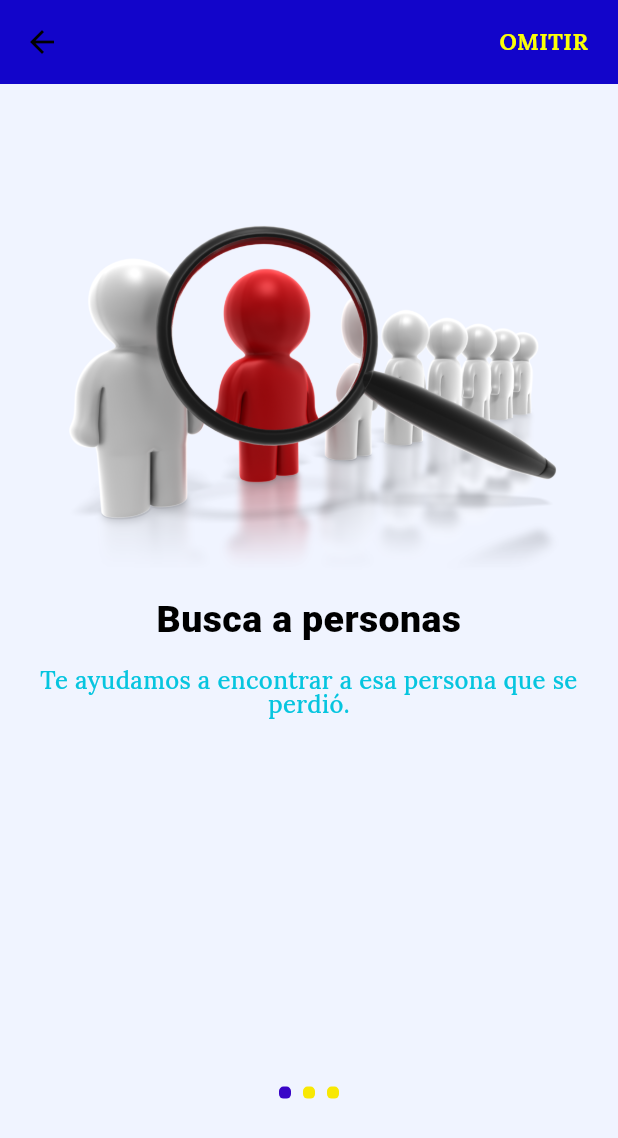
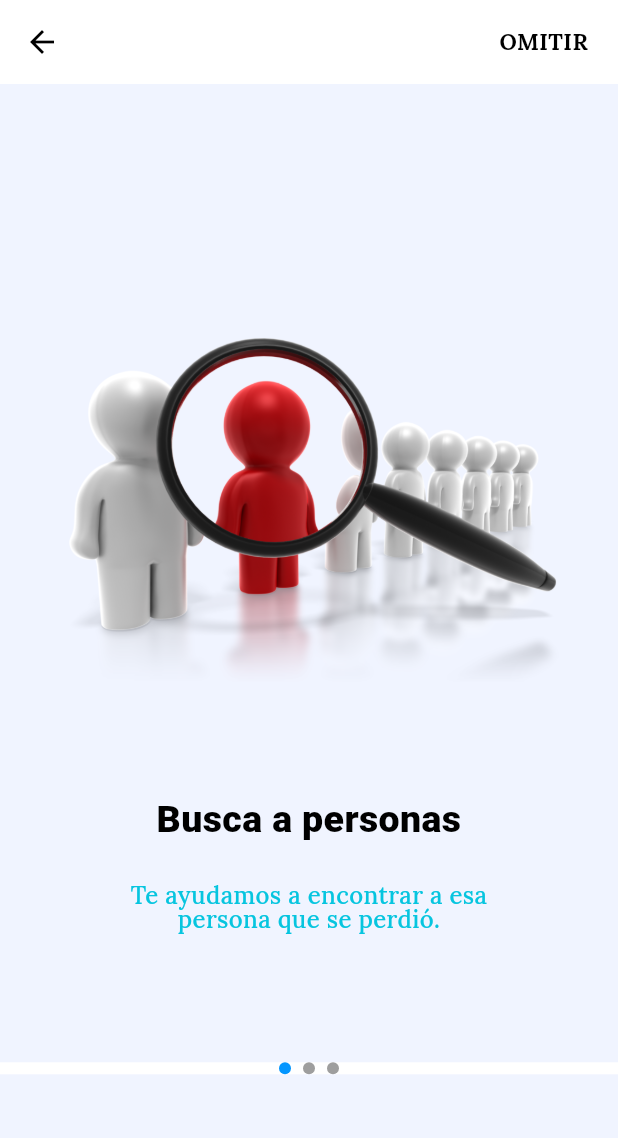
Before and after one commit to redlein/buscappme2, a Flutter app: the screen it shows after launch, on a phone screen of 412 x 824 dp. Shown: the top 1138 px of the screen. Run offline on Flutter 3.47's test engine with Material 2 defaults, Android fonts, the phone set to English and light mode, and no system bars; our stand-ins replace flutter_secure_storage, font_awesome_flutter, geocoding, geolocator, google_fonts, google_maps_flutter and 7 more; missing offline and left inert: tiktoklikescroller; accounts and stored records are empty; network calls fail.

Commit message:
rediseño de onboarding

```diff
--- a/lib/onboarding/onboarding_page.dart
+++ b/lib/onboarding/onboarding_page.dart
@@ -1,5 +1,6 @@
 import 'package:buscappme/screen/index_screens.dart';
 import 'package:buscappme/screen/login/login_screen_v2.dart';
+import 'package:buscappme/util/color_util.dart';
 import 'package:flutter/material.dart';
 import 'package:google_fonts/google_fonts.dart';
 
@@ -53,7 +54,7 @@ class _OnboardingPageState extends State<OnboardingPage> {
     return Scaffold(
       appBar: AppBar(
         elevation: 0,
-        backgroundColor: const Color.fromARGB(255, 18, 5, 202),
+        backgroundColor: ColorsPanel.cWhite,
         actions: [
           Center(
             child: Padding(
@@ -72,7 +73,7 @@ class _OnboardingPageState extends State<OnboardingPage> {
                   style: GoogleFonts.lora(
                     fontSize: 15,
                     fontWeight: FontWeight.w700,
-                    color: const Color.fromARGB(255, 251, 255, 7),
+                    color: ColorsPanel.cBlack,
                   ),
                 ),
               ),
@@ -80,13 +81,15 @@ class _OnboardingPageState extends State<OnboardingPage> {
           ),
         ],
       ),
-      body: Column(
+      body: Container(
+        alignment: Alignment.center,
+        child: Column(
           mainAxisAlignment: MainAxisAlignment.center,
           crossAxisAlignment: CrossAxisAlignment.center,
           children: [
             //Texts slider
             SizedBox(
-            height: sizeHeight * 0.7,
+              height: sizeHeight * 0.6,
               child: PageView.builder(
                 onPageChanged: (value) {
                   setState(() {
@@ -96,25 +99,38 @@ class _OnboardingPageState extends State<OnboardingPage> {
                 itemCount: texts.length,
                 itemBuilder: (context, index) {
                   final texto = texts[index];
+
                   return Container(
+                    alignment: Alignment.center,
                     padding: const EdgeInsets.symmetric(horizontal: 20.0),
                     child: Column(
                       children: [
-                      Image.asset(texto['img']),
+                        Container(
+                            child: Image.asset(
+                          texto['img'],
+                          height: 350,
+                        )),
                         const SizedBox(height: 20.0),
                         Container(
-                        padding: const EdgeInsets.symmetric(horizontal: 60.0),
+                          alignment: Alignment.center,
+                          padding: const EdgeInsets.symmetric(horizontal: 40.0),
+                          child: Container(
                             child: Text(
                               texto['title'],
                               style: styleTextTitle,
                               textAlign: TextAlign.center,
                             ),
                           ),
-                      const SizedBox(height: 20.0),
-                      Text(
+                        ),
+                        const SizedBox(height: 30.0),
+                        Container(
+                          alignment: Alignment.center,
+                          padding: const EdgeInsets.symmetric(horizontal: 40.0),
+                          child: Text(
                             texto['subtitle'],
                             style: styleTextSubTitle,
                             textAlign: TextAlign.center,
+                          ),
                         ),
                       ],
                     ),
@@ -122,9 +138,12 @@ class _OnboardingPageState extends State<OnboardingPage> {
                 },
               ),
             ),
+            const SizedBox(height: 50.0),
 
             //Circle animation indicator
-          Column(
+            Container(
+              color: Theme.of(context).backgroundColor,
+              child: Column(
                 children: [
                   Row(
                     mainAxisAlignment: MainAxisAlignment.center,
@@ -137,16 +156,18 @@ class _OnboardingPageState extends State<OnboardingPage> {
                         height: 8,
                         decoration: BoxDecoration(
                           color: numberText == index
-                          ? primaryColor
-                          : const Color.fromARGB(255, 248, 232, 4),
-                      borderRadius: BorderRadius.circular(3),
+                              ? ColorsPanel.cBlue
+                              : ColorsPanel.cGrey,
+                          borderRadius: BorderRadius.circular(5),
                         ),
                       ),
                     ),
                   )
                 ],
               ),
+            ),
           ],
+        ),
       ),
     );
   }
```
Lines whose indentation alone changed are shown as unchanged.
